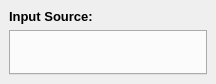
tud-hri/joan, file modules/hardwarecommunication/widget/hardwarecommunication.ui: the form before one commit.
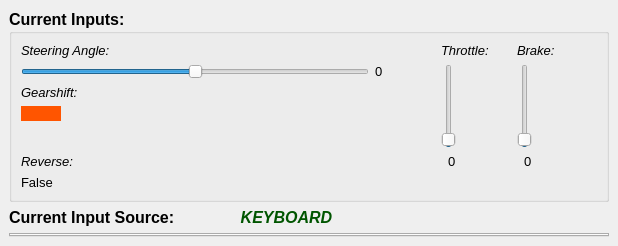
The form after the commit.

Commit message: added UI for keyboard and overall layout

The edit to the form file:
```diff
--- a/modules/hardwarecommunication/widget/hardwarecommunication.ui
+++ b/modules/hardwarecommunication/widget/hardwarecommunication.ui
@@ -6,8 +6,8 @@
    <rect>
     <x>0</x>
     <y>0</y>
-    <width>216</width>
-    <height>84</height>
+    <width>618</width>
+    <height>246</height>
    </rect>
   </property>
   <property name="windowTitle">
@@ -17,27 +17,425 @@
    <layout class="QGridLayout" name="gridLayout_2">
     <item row="1" column="0">
      <layout class="QGridLayout" name="gridLayout">
-      <item row="1" column="0">
+      <item row="11" column="0">
+       <widget class="QLabel" name="lblSourcetitle">
+        <property name="sizePolicy">
+         <sizepolicy hsizetype="Fixed" vsizetype="Preferred">
+          <horstretch>0</horstretch>
+          <verstretch>0</verstretch>
+         </sizepolicy>
+        </property>
+        <property name="font">
+         <font>
+          <pointsize>12</pointsize>
+          <weight>75</weight>
+          <bold>true</bold>
+         </font>
+        </property>
+        <property name="text">
+         <string>Current Input Source:</string>
+        </property>
+       </widget>
+      </item>
+      <item row="2" column="0" colspan="3">
+       <widget class="QGroupBox" name="groupBox">
+        <property name="sizePolicy">
+         <sizepolicy hsizetype="Expanding" vsizetype="Preferred">
+          <horstretch>0</horstretch>
+          <verstretch>0</verstretch>
+         </sizepolicy>
+        </property>
+        <property name="font">
+         <font>
+          <pointsize>12</pointsize>
+          <weight>75</weight>
+          <bold>true</bold>
+         </font>
+        </property>
+        <property name="title">
+         <string>Current Inputs:</string>
+        </property>
+        <property name="alignment">
+         <set>Qt::AlignLeading|Qt::AlignLeft|Qt::AlignTop</set>
+        </property>
+        <layout class="QGridLayout" name="gridLayout_3">
+         <item row="1" column="1">
+          <widget class="QLabel" name="lblSteering">
+           <property name="sizePolicy">
+            <sizepolicy hsizetype="Fixed" vsizetype="Fixed">
+             <horstretch>0</horstretch>
+             <verstretch>0</verstretch>
+            </sizepolicy>
+           </property>
+           <property name="minimumSize">
+            <size>
+             <width>60</width>
+             <height>0</height>
+            </size>
+           </property>
+           <property name="font">
+            <font>
+             <pointsize>10</pointsize>
+             <weight>50</weight>
+             <bold>false</bold>
+            </font>
+           </property>
+           <property name="text">
+            <string>0</string>
+           </property>
+           <property name="alignment">
+            <set>Qt::AlignLeading|Qt::AlignLeft|Qt::AlignVCenter</set>
+           </property>
+          </widget>
+         </item>
+         <item row="1" column="2" rowspan="4">
+          <widget class="QSlider" name="sliderThrottle">
+           <property name="enabled">
+            <bool>true</bool>
+           </property>
+           <property name="sizePolicy">
+            <sizepolicy hsizetype="Fixed" vsizetype="Fixed">
+             <horstretch>0</horstretch>
+             <verstretch>0</verstretch>
+            </sizepolicy>
+           </property>
+           <property name="minimum">
+            <number>-1</number>
+           </property>
+           <property name="maximum">
+            <number>100</number>
+           </property>
+           <property name="sliderPosition">
+            <number>1</number>
+           </property>
+           <property name="orientation">
+            <enum>Qt::Vertical</enum>
+           </property>
+           <property name="invertedAppearance">
+            <bool>false</bool>
+           </property>
+          </widget>
+         </item>
+         <item row="0" column="0">
+          <widget class="QLabel" name="lblSteeringtitle">
+           <property name="sizePolicy">
+            <sizepolicy hsizetype="Fixed" vsizetype="Fixed">
+             <horstretch>0</horstretch>
+             <verstretch>0</verstretch>
+            </sizepolicy>
+           </property>
+           <property name="font">
+            <font>
+             <pointsize>10</pointsize>
+             <weight>50</weight>
+             <italic>true</italic>
+             <bold>false</bold>
+            </font>
+           </property>
+           <property name="text">
+            <string>Steering Angle:</string>
+           </property>
+          </widget>
+         </item>
+         <item row="1" column="3" rowspan="4">
+          <widget class="QSlider" name="sliderBrake">
+           <property name="enabled">
+            <bool>true</bool>
+           </property>
+           <property name="sizePolicy">
+            <sizepolicy hsizetype="Fixed" vsizetype="Fixed">
+             <horstretch>0</horstretch>
+             <verstretch>0</verstretch>
+            </sizepolicy>
+           </property>
+           <property name="minimum">
+            <number>-1</number>
+           </property>
+           <property name="maximum">
+            <number>100</number>
+           </property>
+           <property name="value">
+            <number>0</number>
+           </property>
+           <property name="sliderPosition">
+            <number>0</number>
+           </property>
+           <property name="tracking">
+            <bool>false</bool>
+           </property>
+           <property name="orientation">
+            <enum>Qt::Vertical</enum>
+           </property>
+          </widget>
+         </item>
+         <item row="5" column="2">
+          <widget class="QLabel" name="lblThrottle">
+           <property name="sizePolicy">
+            <sizepolicy hsizetype="Fixed" vsizetype="Preferred">
+             <horstretch>0</horstretch>
+             <verstretch>0</verstretch>
+            </sizepolicy>
+           </property>
+           <property name="minimumSize">
+            <size>
+             <width>60</width>
+             <height>0</height>
+            </size>
+           </property>
+           <property name="font">
+            <font>
+             <pointsize>10</pointsize>
+             <weight>50</weight>
+             <bold>false</bold>
+            </font>
+           </property>
+           <property name="text">
+            <string>  0</string>
+           </property>
+           <property name="alignment">
+            <set>Qt::AlignLeading|Qt::AlignLeft|Qt::AlignVCenter</set>
+           </property>
+          </widget>
+         </item>
+         <item row="5" column="3">
+          <widget class="QLabel" name="lblGear">
+           <property name="sizePolicy">
+            <sizepolicy hsizetype="Fixed" vsizetype="Preferred">
+             <horstretch>0</horstretch>
+             <verstretch>0</verstretch>
+            </sizepolicy>
+           </property>
+           <property name="minimumSize">
+            <size>
+             <width>60</width>
+             <height>0</height>
+            </size>
+           </property>
+           <property name="font">
+            <font>
+             <pointsize>10</pointsize>
+             <weight>50</weight>
+             <bold>false</bold>
+            </font>
+           </property>
+           <property name="text">
+            <string>  0</string>
+           </property>
+           <property name="alignment">
+            <set>Qt::AlignLeading|Qt::AlignLeft|Qt::AlignVCenter</set>
+           </property>
+          </widget>
+         </item>
+         <item row="0" column="3">
+          <widget class="QLabel" name="lblBraketitle">
+           <property name="sizePolicy">
+            <sizepolicy hsizetype="Minimum" vsizetype="Preferred">
+             <horstretch>0</horstretch>
+             <verstretch>0</verstretch>
+            </sizepolicy>
+           </property>
+           <property name="minimumSize">
+            <size>
+             <width>80</width>
+             <height>0</height>
+            </size>
+           </property>
+           <property name="font">
+            <font>
+             <pointsize>10</pointsize>
+             <weight>50</weight>
+             <italic>true</italic>
+             <bold>false</bold>
+            </font>
+           </property>
+           <property name="text">
+            <string>Brake:</string>
+           </property>
+          </widget>
+         </item>
+         <item row="6" column="0">
+          <widget class="QLabel" name="lblReverse">
+           <property name="sizePolicy">
+            <sizepolicy hsizetype="Fixed" vsizetype="Preferred">
+             <horstretch>0</horstretch>
+             <verstretch>0</verstretch>
+            </sizepolicy>
+           </property>
+           <property name="minimumSize">
+            <size>
+             <width>60</width>
+             <height>0</height>
+            </size>
+           </property>
+           <property name="font">
+            <font>
+             <pointsize>10</pointsize>
+             <weight>50</weight>
+             <bold>false</bold>
+            </font>
+           </property>
+           <property name="text">
+            <string>False</string>
+           </property>
+           <property name="alignment">
+            <set>Qt::AlignLeading|Qt::AlignLeft|Qt::AlignVCenter</set>
+           </property>
+          </widget>
+         </item>
+         <item row="2" column="0">
+          <widget class="QLabel" name="lblGeartitle">
+           <property name="sizePolicy">
+            <sizepolicy hsizetype="Preferred" vsizetype="Fixed">
+             <horstretch>0</horstretch>
+             <verstretch>0</verstretch>
+            </sizepolicy>
+           </property>
+           <property name="font">
+            <font>
+             <pointsize>10</pointsize>
+             <weight>50</weight>
+             <italic>true</italic>
+             <bold>false</bold>
+            </font>
+           </property>
+           <property name="text">
+            <string>Gearshift:</string>
+           </property>
+          </widget>
+         </item>
+         <item row="0" column="2">
+          <widget class="QLabel" name="lblThrottletitle">
+           <property name="sizePolicy">
+            <sizepolicy hsizetype="Minimum" vsizetype="Fixed">
+             <horstretch>0</horstretch>
+             <verstretch>0</verstretch>
+            </sizepolicy>
+           </property>
+           <property name="minimumSize">
+            <size>
+             <width>70</width>
+             <height>0</height>
+            </size>
+           </property>
+           <property name="font">
+            <font>
+             <pointsize>10</pointsize>
+             <weight>50</weight>
+             <italic>true</italic>
+             <bold>false</bold>
+            </font>
+           </property>
+           <property name="text">
+            <string>Throttle:</string>
+           </property>
+          </widget>
+         </item>
+         <item row="1" column="0">
+          <widget class="QSlider" name="sliderSteering">
+           <property name="enabled">
+            <bool>true</bool>
+           </property>
+           <property name="sizePolicy">
+            <sizepolicy hsizetype="MinimumExpanding" vsizetype="Fixed">
+             <horstretch>0</horstretch>
+             <verstretch>0</verstretch>
+            </sizepolicy>
+           </property>
+           <property name="minimum">
+            <number>-450</number>
+           </property>
+           <property name="maximum">
+            <number>450</number>
+           </property>
+           <property name="orientation">
+            <enum>Qt::Horizontal</enum>
+           </property>
+           <property name="invertedAppearance">
+            <bool>false</bool>
+           </property>
+          </widget>
+         </item>
+         <item row="5" column="0">
+          <widget class="QLabel" name="lblReversetitle">
+           <property name="sizePolicy">
+            <sizepolicy hsizetype="Fixed" vsizetype="Preferred">
+             <horstretch>0</horstretch>
+             <verstretch>0</verstretch>
+            </sizepolicy>
+           </property>
+           <property name="font">
+            <font>
+             <pointsize>10</pointsize>
+             <weight>50</weight>
+             <italic>true</italic>
+             <bold>false</bold>
+            </font>
+           </property>
+           <property name="text">
+            <string>Reverse:</string>
+           </property>
+          </widget>
+         </item>
+         <item row="3" column="0">
+          <widget class="QLabel" name="label">
+           <property name="sizePolicy">
+            <sizepolicy hsizetype="Fixed" vsizetype="Fixed">
+             <horstretch>0</horstretch>
+             <verstretch>0</verstretch>
+            </sizepolicy>
+           </property>
+           <property name="minimumSize">
+            <size>
+             <width>40</width>
+             <height>0</height>
+            </size>
+           </property>
+           <property name="font">
+            <font>
+             <pointsize>10</pointsize>
+             <weight>50</weight>
+             <bold>false</bold>
+            </font>
+           </property>
+           <property name="styleSheet">
+            <string notr="true">background-color: rgb(255, 85, 0);</string>
+           </property>
+           <property name="text">
+            <string/>
+           </property>
+          </widget>
+         </item>
+        </layout>
+       </widget>
+      </item>
+      <item row="11" column="1">
+       <widget class="QLabel" name="lblSource">
+        <property name="font">
+         <font>
+          <pointsize>12</pointsize>
+          <weight>75</weight>
+          <italic>true</italic>
+          <bold>true</bold>
+         </font>
+        </property>
+        <property name="styleSheet">
+         <string notr="true">color: rgb(0, 85, 0);</string>
+        </property>
+        <property name="text">
+         <string>KEYBOARD</string>
+        </property>
+        <property name="alignment">
+         <set>Qt::AlignCenter</set>
+        </property>
+       </widget>
+      </item>
+      <item row="12" column="0" colspan="3">
        <widget class="QTabWidget" name="tabInputs">
         <property name="currentIndex">
          <number>-1</number>
         </property>
        </widget>
       </item>
-      <item row="0" column="0">
-       <widget class="QLabel" name="lblInputSource">
-        <property name="font">
-         <font>
-          <pointsize>10</pointsize>
-          <weight>75</weight>
-          <bold>true</bold>
-         </font>
-        </property>
-        <property name="text">
-         <string>Input Source:</string>
-        </property>
-       </widget>
-      </item>
      </layout>
     </item>
    </layout>
```
The commit also changes 4 other files.
